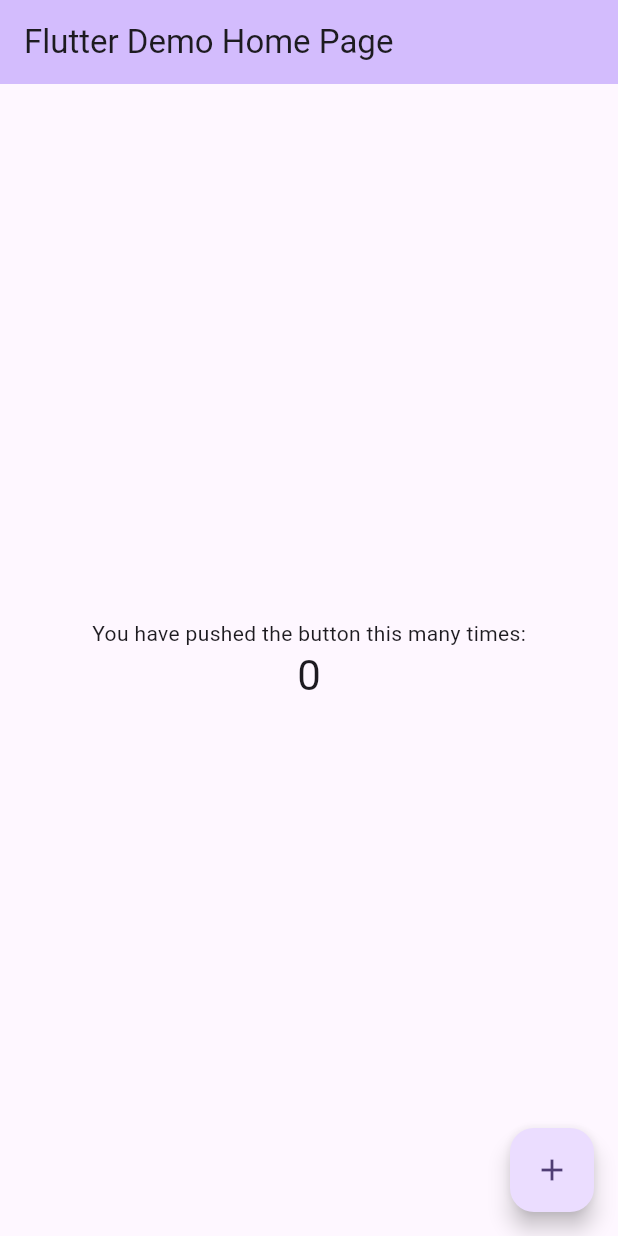
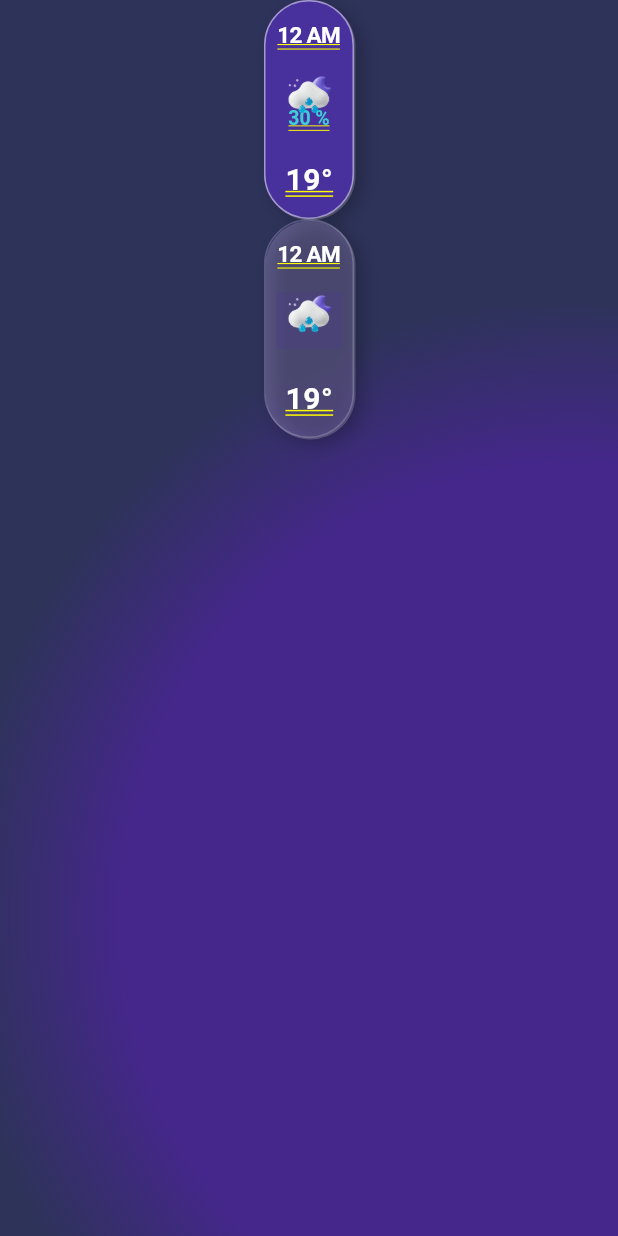
Before and after one commit to IgorsBlagodjors/weather_app, a Flutter app: the screen it shows after launch, on a phone screen of 412 x 824 dp. Run offline on Flutter 3.47's test engine with Material 3 defaults, Android fonts, the phone set to English and light mode, and no system bars; Roboto replaces fonts that are missing (SF Pro Display, SF Pro Text).

Commit message:
componentsCreationDay1

```diff
--- /dev/null
+++ b/lib/design_system/app_colors.dart
@@ -0,0 +1,24 @@
+import 'package:flutter/material.dart';
+
+class AppColors {
+  static const Color lightPrimary = Color(0xFF000000);
+  static const Color lightSecondary = Color.fromRGBO(60, 60, 67, 0.60);
+  static const Color lightTertiary = Color.fromRGBO(60, 60, 67, 0.30);
+  static const Color lightQuaternary = Color.fromRGBO(60, 60, 67, 0.18);
+
+  static const Color darkPrimary = Color(0xFFFFFFFF);
+  static const Color darkSecondary = Color.fromRGBO(235, 235, 245, 0.60);
+  static const Color darkTertiary = Color.fromRGBO(235, 235, 245, 0.30);
+  static const Color darkQuaternary = Color.fromRGBO(235, 235, 245, 0.18);
+
+  static const Color solid1 = Color(0xFF48319D);
+  static const Color solid2 = Color(0xFF1F1D47);
+  static const Color solid3 = Color(0xFFC427FB);
+  static const Color solid4 = Color(0xFFE0D9FF);
+
+  static const defaultDecorationColor1 = Color.fromRGBO(72, 49, 157, 0.20);
+  static const defaultDecorationBorderColor =
+      Color.fromRGBO(255, 255, 255, 0.20);
+  static const activeDecorationBorderColor =
+      Color.fromRGBO(255, 255, 255, 0.50);
+}
--- /dev/null
+++ b/lib/design_system/app_gradiend.dart
@@ -0,0 +1,45 @@
+import 'package:flutter/material.dart';
+
+class AppGradient {
+  static const linear1 = LinearGradient(
+    begin: Alignment(0.64, -0.77),
+    end: Alignment(-0.64, 0.77),
+    colors: [
+      Color(0xFF2E335A),
+      Color(0xFF1C1B33),
+    ],
+  );
+  static const linear2 = LinearGradient(
+    begin: Alignment.centerLeft,
+    end: Alignment.centerRight,
+    colors: [
+      Color(0xFF5936B4),
+      Color(0xFF362A84),
+    ],
+  );
+  static const linear3 = LinearGradient(
+    begin: Alignment.centerLeft,
+    end: Alignment.centerRight,
+    colors: [
+      Color(0xFF427BD1),
+      Color(0xFFC159EC),
+    ],
+  );
+  static const linear4 = LinearGradient(
+    begin: Alignment.topCenter,
+    end: Alignment.bottomCenter,
+    colors: [
+      Color(0xFFAEC9FF),
+      Color(0xFFAEC9FF),
+      Color(0xFF083072),
+    ],
+  );
+  static const radial = RadialGradient(
+    center: Alignment(0.3494, 1.0833),
+    radius: 1.218,
+    colors: [
+      Color(0xFFF7CBFD),
+      Color(0xFF7758D1),
+    ],
+  );
+}
--- /dev/null
+++ b/lib/design_system/app_styles.dart
@@ -0,0 +1,185 @@
+import 'package:flutter/material.dart';
+import 'package:weather_app/design_system/app_colors.dart';
+
+class AppStyles {
+  static const regularCaption1 = TextStyle(
+    fontFamily: "SF Pro Text",
+    fontSize: 12,
+    height: 1.0,
+    fontWeight: FontWeight.w400,
+    color: AppColors.darkPrimary,
+  );
+  static const regularCaption2 = TextStyle(
+    fontFamily: 'SF Pro Text',
+    fontSize: 11,
+    fontWeight: FontWeight.w400,
+    letterSpacing: 0.066,
+    height: 1.182,
+    color: AppColors.darkPrimary,
+  );
+  static const regularFootnote = TextStyle(
+    fontFamily: 'SF Pro Text',
+    fontSize: 13,
+    fontWeight: FontWeight.w400,
+    height: 1.0,
+    letterSpacing: -0.078,
+    color: AppColors.darkPrimary,
+  );
+  static const regularSubheadline = TextStyle(
+    fontFamily: 'SF Pro Text',
+    fontSize: 15,
+    fontStyle: FontStyle.normal,
+    fontWeight: FontWeight.w400,
+    height: 1.3333,
+    letterSpacing: -0.24,
+    shadows: [
+      Shadow(
+        color: Color.fromRGBO(0, 0, 0, 0.25),
+        offset: Offset(0, 4),
+        blurRadius: 4,
+      ),
+    ],
+  );
+  static const regularCallout = TextStyle(
+    fontFamily: 'SF Pro Text',
+    fontSize: 16,
+    height: 1.3125,
+    fontWeight: FontWeight.w400,
+    letterSpacing: -0.32,
+    color: AppColors.darkPrimary,
+  );
+  static const regularBody = TextStyle(
+    fontFamily: 'SF Pro Text',
+    fontSize: 17,
+    height: 1.375,
+    fontWeight: FontWeight.w400,
+    letterSpacing: -0.408,
+    color: AppColors.darkPrimary,
+  );
+  static const regularHeadline = TextStyle(
+    fontFamily: 'SF Pro Text',
+    fontSize: 17,
+    height: 1.375,
+    fontWeight: FontWeight.w600,
+    letterSpacing: -0.408,
+    color: AppColors.darkPrimary,
+  );
+  static const regularTitle3 = TextStyle(
+    fontSize: 20,
+    fontFamily: 'SF Pro Display',
+    fontWeight: FontWeight.w400,
+    letterSpacing: 0.38,
+    height: 1.5,
+    color: AppColors.darkPrimary,
+  );
+  static const regularTitle2 = TextStyle(
+    fontFamily: 'SF Pro Display',
+    fontSize: 22,
+    height: 1.75,
+    fontWeight: FontWeight.w400,
+    letterSpacing: 0.35,
+    color: AppColors.darkPrimary,
+  );
+  static const regularTitle1 = TextStyle(
+    fontFamily: 'SF Pro Display',
+    height: 2.125,
+    fontSize: 28,
+    fontWeight: FontWeight.w400,
+    letterSpacing: 0.364,
+    color: AppColors.darkPrimary,
+  );
+  static const regularLargeTitle = TextStyle(
+    fontFamily: 'SF Pro Display',
+    fontSize: 34,
+    height: 2.5625,
+    fontWeight: FontWeight.w400,
+    letterSpacing: 0.374,
+    color: AppColors.darkPrimary,
+  );
+  static const boldCaption2 = TextStyle(
+    fontFamily: 'SF Pro Text',
+    height: 1.0,
+    fontSize: 11,
+    fontWeight: FontWeight.w600,
+    letterSpacing: 0.06,
+    color: AppColors.darkPrimary,
+  );
+  static const boldCaption1 = TextStyle(
+    fontFamily: 'SF Pro Text',
+    height: 1.0,
+    fontSize: 12,
+    fontWeight: FontWeight.w500,
+    color: AppColors.darkPrimary,
+  );
+  static const boldFootnote = TextStyle(
+    fontSize: 13,
+    fontFamily: 'SF Pro Text',
+    fontWeight: FontWeight.w600,
+    letterSpacing: -0.078,
+    height: 1.125,
+    color: AppColors.darkPrimary,
+  );
+  static const boldSubheadline = TextStyle(
+    fontSize: 15,
+    fontFamily: 'SF Pro Text',
+    fontWeight: FontWeight.w600,
+    letterSpacing: -0.5,
+    height: 1.25,
+    color: AppColors.darkPrimary,
+  );
+  static const boldCallout = TextStyle(
+    fontFamily: 'SF Pro Text',
+    height: 1.3125,
+    fontSize: 16,
+    fontWeight: FontWeight.w600,
+    letterSpacing: -0.32,
+    color: AppColors.darkPrimary,
+  );
+  static const boldBody = TextStyle(
+    fontFamily: 'SF Pro Text',
+    height: 1.375,
+    fontSize: 17,
+    fontWeight: FontWeight.w600,
+    letterSpacing: -0.408,
+    color: AppColors.darkPrimary,
+  );
+  static const boldHeadline = TextStyle(
+    fontFamily: 'SF Pro Text',
+    height: 1.375,
+    fontSize: 17,
+    fontWeight: FontWeight.w600,
+    letterSpacing: -0.408,
+    color: AppColors.darkPrimary,
+  );
+  static const boldTitle3 = TextStyle(
+    fontFamily: 'SF Pro Display',
+    height: 1.5,
+    fontSize: 20,
+    fontWeight: FontWeight.w600,
+    letterSpacing: 0.38,
+    color: AppColors.darkPrimary,
+  );
+  static const boldTitle2 = TextStyle(
+    fontFamily: 'SF Pro Display',
+    height: 1.5,
+    fontSize: 20,
+    fontWeight: FontWeight.w600,
+    letterSpacing: 0.38,
+    color: AppColors.darkPrimary,
+  );
+  static const boldTitle1 = TextStyle(
+    fontFamily: 'SF Pro Display',
+    fontSize: 28,
+    fontWeight: FontWeight.w700,
+    letterSpacing: 0.36,
+    color: AppColors.darkPrimary,
+  );
+  static const boldLargeTitle = TextStyle(
+    fontFamily: 'SF Pro Display',
+    height: 2.5625,
+    fontSize: 34,
+    fontWeight: FontWeight.w700,
+    letterSpacing: 0.374,
+    color: AppColors.darkPrimary,
+  );
+}
--- a/lib/main.dart
+++ b/lib/main.dart
@@ -1,125 +1,10 @@
 import 'package:flutter/material.dart';
+import 'package:weather_app/presentation/app.dart';
 
 void main() {
-  runApp(const MyApp());
+  runApp(
+    const MaterialApp(
+      home: AppPage(),
+    ),
+  );
 }
-
-class MyApp extends StatelessWidget {
-  const MyApp({super.key});
-
-  // This widget is the root of your application.
-  @override
-  Widget build(BuildContext context) {
-    return MaterialApp(
-      title: 'Flutter Demo',
-      theme: ThemeData(
-        // This is the theme of your application.
-        //
-        // TRY THIS: Try running your application with "flutter run". You'll see
-        // the application has a purple toolbar. Then, without quitting the app,
-        // try changing the seedColor in the colorScheme below to Colors.green
-        // and then invoke "hot reload" (save your changes or press the "hot
-        // reload" button in a Flutter-supported IDE, or press "r" if you used
-        // the command line to start the app).
-        //
-        // Notice that the counter didn't reset back to zero; the application
-        // state is not lost during the reload. To reset the state, use hot
-        // restart instead.
-        //
-        // This works for code too, not just values: Most code changes can be
-        // tested with just a hot reload.
-        colorScheme: ColorScheme.fromSeed(seedColor: Colors.deepPurple),
-        useMaterial3: true,
-      ),
-      home: const MyHomePage(title: 'Flutter Demo Home Page'),
-    );
-  }
-}
-
-class MyHomePage extends StatefulWidget {
-  const MyHomePage({super.key, required this.title});
-
-  // This widget is the home page of your application. It is stateful, meaning
-  // that it has a State object (defined below) that contains fields that affect
-  // how it looks.
-
-  // This class is the configuration for the state. It holds the values (in this
-  // case the title) provided by the parent (in this case the App widget) and
-  // used by the build method of the State. Fields in a Widget subclass are
-  // always marked "final".
-
-  final String title;
-
-  @override
-  State<MyHomePage> createState() => _MyHomePageState();
-}
-
-class _MyHomePageState extends State<MyHomePage> {
-  int _counter = 0;
-
-  void _incrementCounter() {
-    setState(() {
-      // This call to setState tells the Flutter framework that something has
-      // changed in this State, which causes it to rerun the build method below
-      // so that the display can reflect the updated values. If we changed
-      // _counter without calling setState(), then the build method would not be
-      // called again, and so nothing would appear to happen.
-      _counter++;
-    });
-  }
-
-  @override
-  Widget build(BuildContext context) {
-    // This method is rerun every time setState is called, for instance as done
-    // by the _incrementCounter method above.
-    //
-    // The Flutter framework has been optimized to make rerunning build methods
-    // fast, so that you can just rebuild anything that needs updating rather
-    // than having to individually change instances of widgets.
-    return Scaffold(
-      appBar: AppBar(
-        // TRY THIS: Try changing the color here to a specific color (to
-        // Colors.amber, perhaps?) and trigger a hot reload to see the AppBar
-        // change color while the other colors stay the same.
-        backgroundColor: Theme.of(context).colorScheme.inversePrimary,
-        // Here we take the value from the MyHomePage object that was created by
-        // the App.build method, and use it to set our appbar title.
-        title: Text(widget.title),
-      ),
-      body: Center(
-        // Center is a layout widget. It takes a single child and positions it
-        // in the middle of the parent.
-        child: Column(
-          // Column is also a layout widget. It takes a list of children and
-          // arranges them vertically. By default, it sizes itself to fit its
-          // children horizontally, and tries to be as tall as its parent.
-          //
-          // Column has various properties to control how it sizes itself and
-          // how it positions its children. Here we use mainAxisAlignment to
-          // center the children vertically; the main axis here is the vertical
-          // axis because Columns are vertical (the cross axis would be
-          // horizontal).
-          //
-          // TRY THIS: Invoke "debug painting" (choose the "Toggle Debug Paint"
-          // action in the IDE, or press "p" in the console), to see the
-          // wireframe for each widget.
-          mainAxisAlignment: MainAxisAlignment.center,
-          children: <Widget>[
-            const Text(
-              'You have pushed the button this many times:',
-            ),
-            Text(
-              '$_counter',
-              style: Theme.of(context).textTheme.headlineMedium,
-            ),
-          ],
-        ),
-      ),
-      floatingActionButton: FloatingActionButton(
-        onPressed: _incrementCounter,
-        tooltip: 'Increment',
-        child: const Icon(Icons.add),
-      ), // This trailing comma makes auto-formatting nicer for build methods.
-    );
-  }
-}
--- /dev/null
+++ b/lib/presentation/app.dart
@@ -0,0 +1,50 @@
+import 'package:flutter/material.dart';
+import 'package:weather_app/presentation/widgets/app_containers.dart';
+
+class AppPage extends StatefulWidget {
+  const AppPage({super.key});
+
+  @override
+  State<AppPage> createState() => _AppPageState();
+}
+
+class _AppPageState extends State<AppPage> {
+  @override
+  Widget build(BuildContext context) {
+    return SafeArea(
+      child: Container(
+        decoration: const BoxDecoration(
+          gradient: RadialGradient(
+            center: Alignment(0.8607, 0.4862),
+            radius: 1.0,
+            focal: Alignment(0.8607, 0.4862),
+            focalRadius: 0.7319,
+            colors: [
+              Color(0xFF45278B),
+              Color(0xFF2E335A),
+            ],
+            stops: [0.0, 1.0],
+          ),
+        ),
+        child: const Column(
+          children: [
+            HourlyForecastContainer(
+              isNow: true,
+              hour: '12 AM',
+              degree: 19,
+              label: 30,
+              weatherIcon: 'assets/Moon_cloud_mid_rain.png',
+            ),
+            HourlyForecastContainer(
+              isNow: false,
+              hour: '12 AM',
+              degree: 19,
+              label: null,
+              weatherIcon: 'assets/Moon_cloud_mid_rain.png',
+            ),
+          ],
+        ),
+      ),
+    );
+  }
+}
--- /dev/null
+++ b/lib/presentation/widgets/app_containers.dart
@@ -0,0 +1,104 @@
+import 'package:flutter/material.dart';
+import 'package:weather_app/design_system/app_colors.dart';
+import 'package:weather_app/design_system/app_styles.dart';
+
+class HourlyForecastContainer extends StatelessWidget {
+  final bool isNow;
+
+  final String hour;
+  final int degree;
+  final int? label;
+  final String weatherIcon;
+  const HourlyForecastContainer({
+    super.key,
+    required this.isNow,
+    required this.hour,
+    required this.degree,
+    required this.label,
+    required this.weatherIcon,
+  });
+
+  @override
+  Widget build(BuildContext context) {
+    return Container(
+      height: 146,
+      width: 60,
+      decoration: BoxDecoration(
+        borderRadius: BorderRadius.circular(30),
+        border: Border.all(
+          color: isNow
+              ? AppColors.activeDecorationBorderColor
+              : AppColors.defaultDecorationBorderColor,
+          width: 1,
+        ),
+        color: isNow ? AppColors.solid1 : AppColors.defaultDecorationColor1,
+        boxShadow: const [
+          BoxShadow(
+            color: Color.fromRGBO(255, 255, 255, 0.25),
+            offset: Offset(1, 1),
+            blurRadius: 0,
+            spreadRadius: 0,
+          ),
+          BoxShadow(
+            color: Color.fromRGBO(0, 0, 0, 0.25),
+            offset: Offset(5, 4),
+            blurRadius: 10,
+            spreadRadius: 0,
+          ),
+        ],
+      ),
+      child: Stack(
+        alignment: Alignment.center,
+        children: [
+          Column(
+            mainAxisAlignment: MainAxisAlignment.center,
+            children: [
+              Text(
+                hour,
+                style: AppStyles.boldSubheadline,
+              ),
+              const SizedBox(
+                height: 16,
+              ),
+              Container(
+                padding: const EdgeInsets.only(
+                  top: 22,
+                ),
+                width: 44,
+                height: 38,
+                color: isNow
+                    ? AppColors.solid1
+                    : AppColors.defaultDecorationColor1,
+                child: Center(
+                  child: label != null
+                      ? Text(
+                          '$label %',
+                          style: AppStyles.boldFootnote.copyWith(
+                            color: const Color(0xFF40CBD8),
+                          ),
+                        )
+                      : null,
+                ),
+              ),
+              const SizedBox(
+                height: 16,
+              ),
+              Text(
+                '$degree°',
+                style: AppStyles.boldTitle3,
+              ),
+            ],
+          ),
+          Positioned(
+            top: 48,
+            child: Image.asset(
+              weatherIcon,
+              width: 32,
+              height: 32,
+            ),
+          )
+        ],
+      ),
+    );
+  }
+}
--- a/pubspec.yaml
+++ b/pubspec.yaml
@@ -59,9 +59,8 @@ flutter:
   uses-material-design: true
 
   # To add assets to your application, add an assets section, like this:
-  # assets:
-  #   - images/a_dot_burr.jpeg
-  #   - images/a_dot_ham.jpeg
+  assets:
+    - assets/
 
   # An image asset can refer to one or more resolution-specific "variants", see
   # https://flutter.dev/assets-and-images/#resolution-aware
```
Also changed, not shown: assets/Moon_cloud_mid_rain.png (added), 1 other file.
